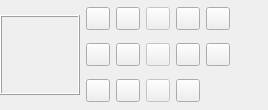
First picture: the form in Libs/qMRMLWidgets/Resources/UI/qMRMLThreeDViewsControllerWidget.ui, repository jcfr/Slicer3, before the edit.
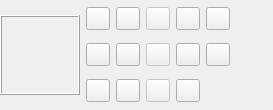
Second picture: the form after the edit. Icons and pictures are not drawn. Custom widgets are drawn as their Qt base class.

Commit message: ENH: Upgrade icons + tooltips on toolbars

Diff of the .ui file:
```diff
--- a/Libs/qMRMLWidgets/Resources/UI/qMRMLThreeDViewsControllerWidget.ui
+++ b/Libs/qMRMLWidgets/Resources/UI/qMRMLThreeDViewsControllerWidget.ui
@@ -6,7 +6,7 @@
    <rect>
     <x>0</x>
     <y>0</y>
-    <width>268</width>
+    <width>273</width>
     <height>110</height>
    </rect>
   </property>
```
Left out of the diff: 2 changed lines with no effect on the pictures. The commit also changes 3 other files.
